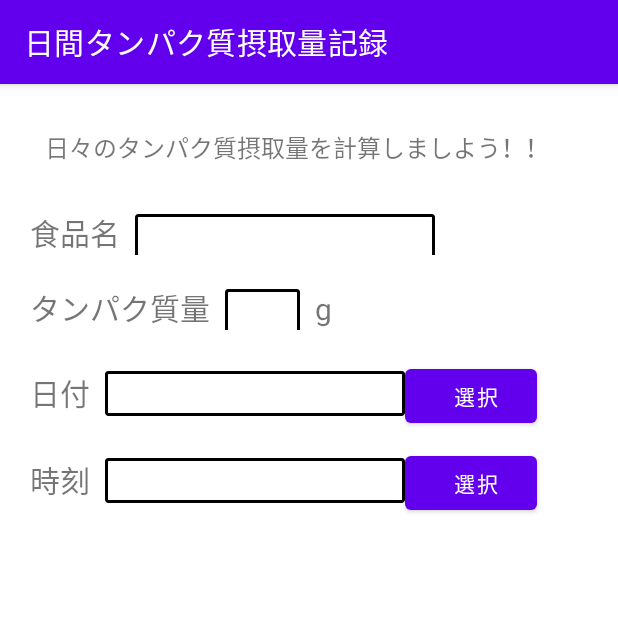
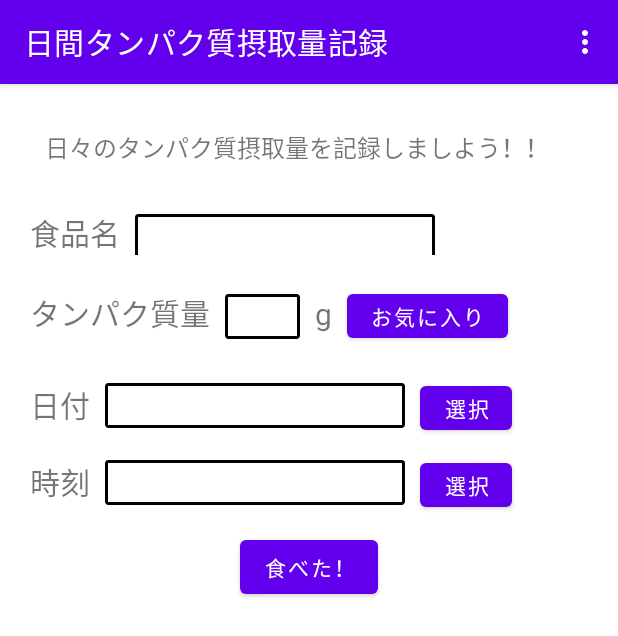
Before and after one commit to Ogawa222/DailyProtein, an Android app: the screen it shows after launch (MainActivity), on a phone screen of 412 x 824 dp. Shown: the top 636 px of the screen. Run offline under Robolectric (Android 15) with nearby library versions, the phone set to English and light mode, and no system bars.

Commit message:
メニューとボタンを追加

```diff
--- a/app/src/main/java/com/websarva/wings/android/dailyprotein/MainActivity.java
+++ b/app/src/main/java/com/websarva/wings/android/dailyprotein/MainActivity.java
@@ -7,6 +7,8 @@ import androidx.fragment.app.DialogFragment;
 
 import android.app.TimePickerDialog;
 import android.os.Bundle;
+import android.view.Menu;
+import android.view.MenuInflater;
 import android.view.View;
 import android.widget.DatePicker;
 import android.widget.TextView;
@@ -56,4 +58,13 @@ public class MainActivity extends AppCompatActivity // AppCompatActivityをFragm
         newFragment.show(getSupportFragmentManager(), "timePicker");
 
     }
+
+    @Override
+    public boolean onCreateOptionsMenu(Menu menu){
+        // メニューインフレーターの取得
+        MenuInflater inflater = getMenuInflater();
+        // オプションメニュー用.xmlファイルをインフレート
+        inflater.inflate(R.menu.menu_options_menu_list, menu);
+        return true;
+    }
 }
--- a/app/src/main/res/layout/activity_main.xml
+++ b/app/src/main/res/layout/activity_main.xml
@@ -30,8 +30,7 @@
             android:layout_height="30dp"
             android:background="@drawable/frame_border"
             android:gravity="right"
-            android:inputType="text"
-            android:paddingRight="10dp" />
+            android:inputType="text" />
     </LinearLayout>
 
     <LinearLayout
@@ -63,7 +62,15 @@
             android:layout_height="wrap_content"
             android:text="g"
             android:textSize="20sp"
-            android:paddingLeft="10dp"/>
+            android:paddingLeft="10dp"
+            android:layout_marginRight="10dp"/>
+
+        <Button
+            android:layout_width="wrap_content"
+            android:layout_height="wrap_content"
+            android:text="@string/select_favorite"
+            android:minHeight="0dp"
+            android:minWidth="0dp"/>
     </LinearLayout>
 
     <LinearLayout
@@ -87,14 +94,15 @@
             android:textSize="20sp"
             android:gravity="center"
             android:background="@drawable/frame_border"
-            android:paddingRight="10dp"/>
+            android:layout_marginRight="10dp"/>
 
         <Button
             android:layout_width="wrap_content"
             android:layout_height="wrap_content"
             android:text="@string/select"
             android:onClick="showDatePickerDialog"
-            android:paddingRight="10dp"/>
+            android:minHeight="0dp"
+            android:minWidth="0dp"/>
 
     </LinearLayout>
 
@@ -119,16 +127,23 @@
             android:textSize="20sp"
             android:gravity="center"
             android:background="@drawable/frame_border"
-            android:paddingRight="10dp"/>
+            android:layout_marginRight="10dp"/>
 
         <Button
             android:layout_width="wrap_content"
             android:layout_height="wrap_content"
             android:text="@string/select"
             android:onClick="showTimePickerDialog"
-            android:paddingRight="10dp"/>
+            android:minHeight="0dp"
+            android:minWidth="0dp"/>
 
     </LinearLayout>
+
+    <Button
+        android:layout_width="wrap_content"
+        android:layout_height="wrap_content"
+        android:text="@string/register"
+        android:layout_gravity="center_horizontal" />
 
 
 
--- /dev/null
+++ b/app/src/main/res/menu/menu_options_menu_list.xml
@@ -0,0 +1,21 @@
+<?xml version="1.0" encoding="utf-8"?>
+<menu xmlns:android="http://schemas.android.com/apk/res/android"
+      xmlns:app="http://schemas.android.com/apk/res-auto">
+    <item
+        android:id="@+id/SetBorder"
+        app:showAsAction="never"
+        android:title="@string/set_border"/>
+    <item
+        android:id="@+id/DailyProtein"
+        app:showAsAction="never"
+        android:title="@string/daily_protein"/>
+    <item
+        android:id="@+id/Graph"
+        app:showAsAction="never"
+        android:title="@string/graph"/>
+    <item
+        android:id="@+id/Favorite"
+        app:showAsAction="never"
+        android:title="@string/favorite"/>
+
+</menu>
--- a/app/src/main/res/values/strings.xml
+++ b/app/src/main/res/values/strings.xml
@@ -1,7 +1,11 @@
 <resources>
     <string name="app_name">日間タンパク質摂取量記録</string>
-    <string name="top_message">日々のタンパク質摂取量を計算しましよう！！</string>
-    <string name="register">登録</string>
+    <string name="daily_protein">日間摂取量</string>
+    <string name="graph">グラフ</string>
+    <string name="set_border">1日分摂取量設定</string>
+    <string name="favorite">お気に入り</string>
+    <string name="top_message">日々のタンパク質摂取量を記録しましよう！！</string>
+    <string name="register">食べた！</string>
     <string name="delete">削除</string>
     <string name="cancel">キャンセル</string>
     <string name="food_name">食品名</string>
@@ -9,4 +13,5 @@
     <string name="pick_date">日付</string>
     <string name="pick_time">時刻</string>
     <string name="select">選択</string>
+    <string name="select_favorite">お気に入り</string>
 </resources>
```
